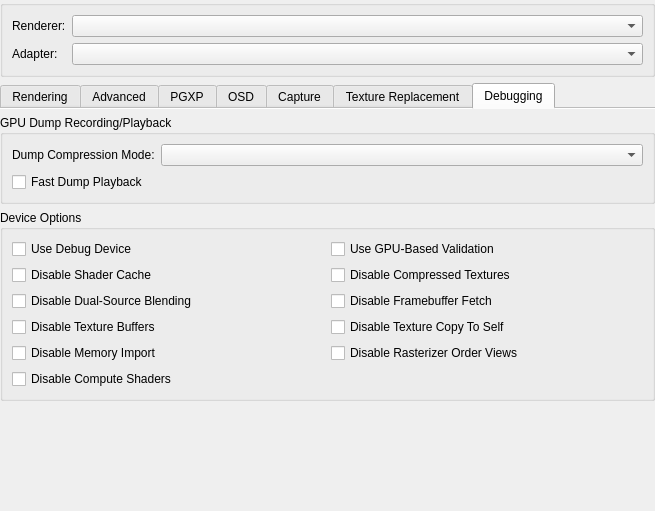
This is src/duckstation-qt/graphicssettingswidget.ui in kofxi3584karlayang/duckstation as Qt 5 draws it before an edit. The edited form follows.
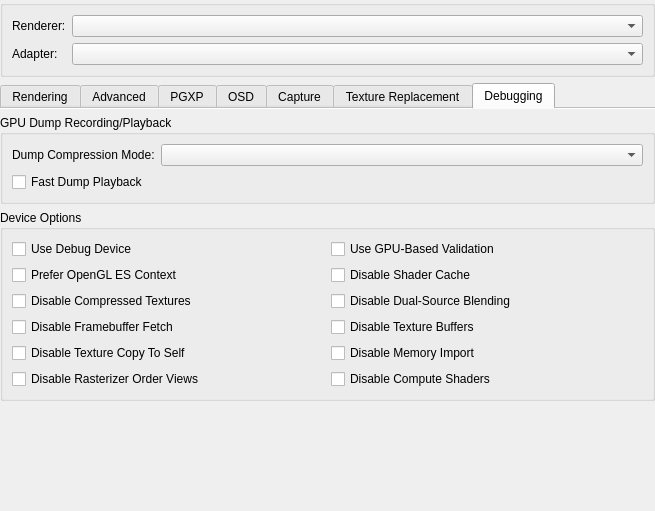
This is the edited form. The open tabs and pages were chosen to show the change. Icons and pictures are not drawn.

Diff of the .ui file:
```diff
--- a/src/duckstation-qt/graphicssettingswidget.ui
+++ b/src/duckstation-qt/graphicssettingswidget.ui
@@ -1362,62 +1362,69 @@
            </widget>
           </item>
           <item row="1" column="0">
+           <widget class="QCheckBox" name="preferGLESContext">
+            <property name="text">
+             <string>Prefer OpenGL ES Context</string>
+            </property>
+           </widget>
+          </item>
+          <item row="1" column="1">
            <widget class="QCheckBox" name="disableShaderCache">
             <property name="text">
              <string>Disable Shader Cache</string>
             </property>
            </widget>
           </item>
-          <item row="1" column="1">
+          <item row="2" column="0">
            <widget class="QCheckBox" name="disableCompressedTextures">
             <property name="text">
              <string>Disable Compressed Textures</string>
             </property>
            </widget>
           </item>
-          <item row="2" column="0">
+          <item row="2" column="1">
            <widget class="QCheckBox" name="disableDualSource">
             <property name="text">
              <string>Disable Dual-Source Blending</string>
             </property>
            </widget>
           </item>
-          <item row="2" column="1">
+          <item row="3" column="0">
            <widget class="QCheckBox" name="disableFramebufferFetch">
             <property name="text">
              <string>Disable Framebuffer Fetch</string>
             </property>
            </widget>
           </item>
-          <item row="3" column="0">
+          <item row="3" column="1">
            <widget class="QCheckBox" name="disableTextureBuffers">
             <property name="text">
              <string>Disable Texture Buffers</string>
             </property>
            </widget>
           </item>
-          <item row="3" column="1">
+          <item row="4" column="0">
            <widget class="QCheckBox" name="disableTextureCopyToSelf">
             <property name="text">
              <string>Disable Texture Copy To Self</string>
             </property>
            </widget>
           </item>
-          <item row="4" column="0">
+          <item row="4" column="1">
            <widget class="QCheckBox" name="disableMemoryImport">
             <property name="text">
              <string>Disable Memory Import</string>
             </property>
            </widget>
           </item>
-          <item row="4" column="1">
+          <item row="5" column="0">
            <widget class="QCheckBox" name="disableRasterOrderViews">
             <property name="text">
              <string>Disable Rasterizer Order Views</string>
             </property>
            </widget>
           </item>
-          <item row="5" column="0">
+          <item row="5" column="1">
            <widget class="QCheckBox" name="disableComputeShaders">
             <property name="text">
              <string>Disable Compute Shaders</string>
```
